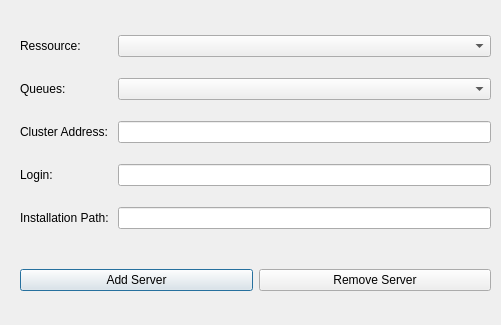
Above: python/soma/workflow/gui/ServerManagement.ui from populse/soma-workflow before the change. Below: the same form after it.
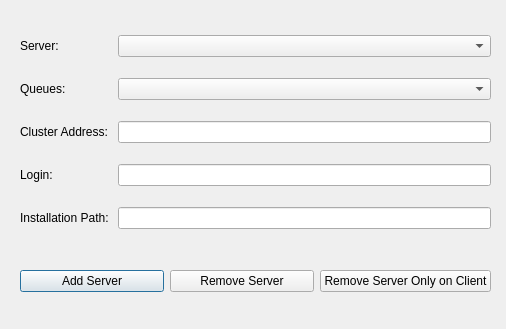
That is the form after the change.

The edit to the form file:
```diff
--- a/python/soma/workflow/gui/ServerManagement.ui
+++ b/python/soma/workflow/gui/ServerManagement.ui
@@ -6,8 +6,8 @@
    <rect>
     <x>0</x>
     <y>0</y>
-    <width>501</width>
-    <height>325</height>
+    <width>506</width>
+    <height>329</height>
    </rect>
   </property>
   <property name="windowTitle">
@@ -43,7 +43,7 @@
     <item row="0" column="0">
      <widget class="QLabel" name="label">
       <property name="text">
-       <string>Ressource:</string>
+       <string>Server:</string>
       </property>
      </widget>
     </item>
@@ -88,24 +88,31 @@
      <x>20</x>
      <y>250</y>
      <width>471</width>
-     <height>61</height>
+     <height>62</height>
     </rect>
    </property>
    <layout class="QGridLayout" name="gridLayout_2">
-    <item row="1" column="0">
+    <item row="2" column="0">
      <widget class="QPushButton" name="btn_add_server">
       <property name="text">
        <string>Add Server</string>
       </property>
      </widget>
     </item>
-    <item row="1" column="2">
-     <widget class="QPushButton" name="pushButton_3">
+    <item row="2" column="2">
+     <widget class="QPushButton" name="btn_remove_server">
       <property name="text">
        <string>Remove Server</string>
       </property>
      </widget>
     </item>
+    <item row="2" column="3">
+     <widget class="QPushButton" name="btn_rm_serveronclient">
+      <property name="text">
+       <string>Remove Server Only on Client</string>
+      </property>
+     </widget>
+    </item>
    </layout>
   </widget>
  </widget>
```
